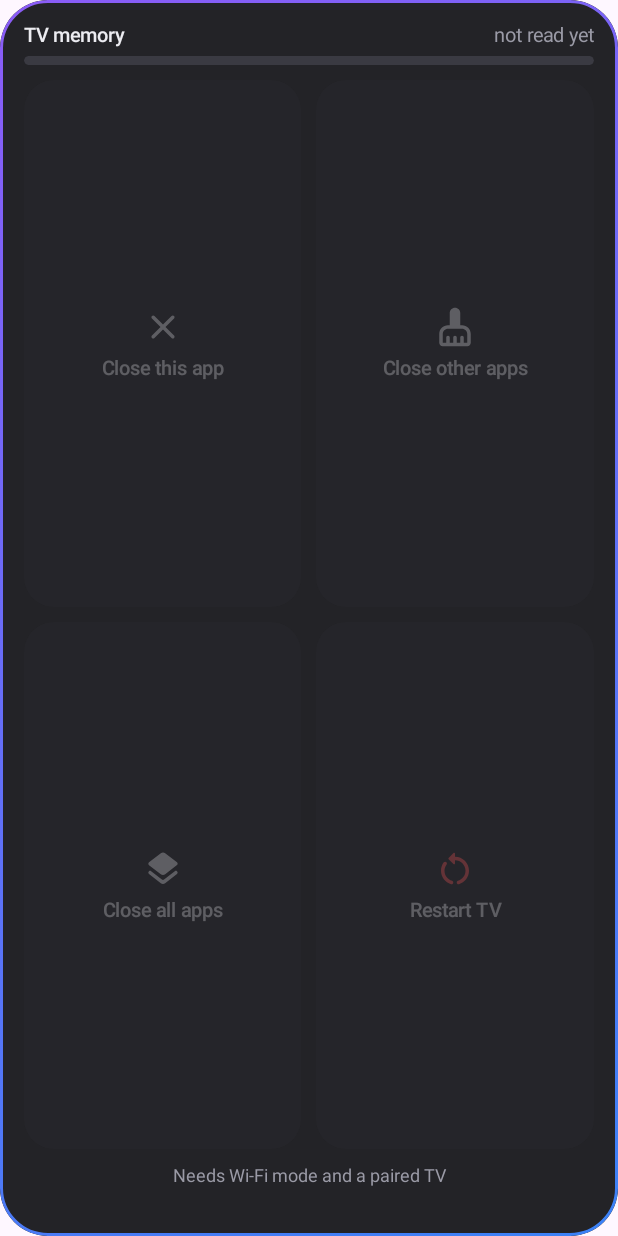
After one commit to sudomastery/tv-remote, an Android app built with Jetpack Compose: the composable AdvancedPanel shown on its own in the app's theme, on a phone screen of 412 x 824 dp. The commit adds this screen. Run offline under Robolectric (Android 15) with nearby library versions, the phone set to English and light mode, and no system bars.

Commit message:
Replace touchpad with advanced app controls over ADB
- Advanced tab: close the app on screen, close other apps (keeps the
  current one and frees RAM), close all apps, restart TV, with a live
  free-memory readout
- TvAdb in the library, using dadb for the ADB protocol. Only user-facing
  apps that are running are closed; the launcher, keyboard and TCL,
  Android and Google system components are never touched
- Foreground detection handles Android 11 and newer field names, and
  close-others refuses to run if it can't tell what's on screen
- CLI: adb memory, close-current, close-others, close-all

```diff
--- /dev/null
+++ b/app/src/main/kotlin/com/sudomastery/tvremote/ui/AdvancedPanel.kt
@@ -0,0 +1,173 @@
+package com.sudomastery.tvremote.ui
+
+import androidx.compose.foundation.background
+import androidx.compose.foundation.border
+import androidx.compose.foundation.clickable
+import androidx.compose.foundation.layout.Arrangement
+import androidx.compose.foundation.layout.Box
+import androidx.compose.foundation.layout.Column
+import androidx.compose.foundation.layout.Row
+import androidx.compose.foundation.layout.Spacer
+import androidx.compose.foundation.layout.fillMaxHeight
+import androidx.compose.foundation.layout.fillMaxSize
+import androidx.compose.foundation.layout.fillMaxWidth
+import androidx.compose.foundation.layout.height
+import androidx.compose.foundation.layout.padding
+import androidx.compose.foundation.layout.size
+import androidx.compose.foundation.shape.RoundedCornerShape
+import androidx.compose.material.icons.Icons
+import androidx.compose.material.icons.rounded.CleaningServices
+import androidx.compose.material.icons.rounded.Close
+import androidx.compose.material.icons.rounded.Layers
+import androidx.compose.material.icons.rounded.RestartAlt
+import androidx.compose.material3.Button
+import androidx.compose.material3.ButtonDefaults
+import androidx.compose.material3.CircularProgressIndicator
+import androidx.compose.material3.Icon
+import androidx.compose.material3.LinearProgressIndicator
+import androidx.compose.material3.LocalContentColor
+import androidx.compose.material3.Text
+import androidx.compose.material3.TextButton
+import androidx.compose.runtime.Composable
+import androidx.compose.runtime.CompositionLocalProvider
+import androidx.compose.runtime.getValue
+import androidx.compose.runtime.mutableStateOf
+import androidx.compose.runtime.remember
+import androidx.compose.runtime.setValue
+import androidx.compose.ui.Alignment
+import androidx.compose.ui.Modifier
+import androidx.compose.ui.draw.alpha
+import androidx.compose.ui.draw.clip
+import androidx.compose.ui.graphics.Color
+import androidx.compose.ui.graphics.vector.ImageVector
+import androidx.compose.ui.text.font.FontWeight
+import androidx.compose.ui.text.style.TextAlign
+import androidx.compose.ui.unit.dp
+import androidx.compose.ui.unit.sp
+import androidx.compose.ui.window.Dialog
+import com.sudomastery.tvremote.AdvancedState
+import com.sudomastery.tvremote.TvAction
+
+/**
+ * App management that the remote protocol can't do, sent over network ADB: close the app on
+ * screen, clear out everything else to free memory, or restart the TV.
+ */
+@Composable
+fun AdvancedPanel(state: AdvancedState, enabled: Boolean, onAction: (TvAction) -> Unit, modifier: Modifier = Modifier) {
+    val haptic = LocalHaptic.current
+    var confirmRestart by remember { mutableStateOf(false) }
+    Column(
+        modifier
+            .clip(RoundedCornerShape(32.dp))
+            .background(Palette.surface)
+            .border(1.5.dp, Palette.accent, RoundedCornerShape(32.dp))
+            .padding(16.dp),
+        verticalArrangement = Arrangement.spacedBy(10.dp),
+    ) {
+        MemoryBar(state)
+        Row(Modifier.weight(1f), horizontalArrangement = Arrangement.spacedBy(10.dp)) {
+            ActionTile(Icons.Rounded.Close, "Close this app", TvAction.CLOSE_CURRENT, state, enabled, Modifier.weight(1f)) { haptic(); onAction(it) }
+            ActionTile(Icons.Rounded.CleaningServices, "Close other apps", TvAction.CLOSE_OTHERS, state, enabled, Modifier.weight(1f)) { haptic(); onAction(it) }
+        }
+        Row(Modifier.weight(1f), horizontalArrangement = Arrangement.spacedBy(10.dp)) {
+            ActionTile(Icons.Rounded.Layers, "Close all apps", TvAction.CLOSE_ALL, state, enabled, Modifier.weight(1f)) { haptic(); onAction(it) }
+            ActionTile(Icons.Rounded.RestartAlt, "Restart TV", TvAction.RESTART, state, enabled, Modifier.weight(1f)) { haptic(); confirmRestart = true }
+        }
+        Text(
+            state.message ?: if (enabled) "Close other apps before starting something heavy to free RAM" else "Needs Wi-Fi mode and a paired TV",
+            color = if (state.error) Palette.amber else Palette.muted,
+            fontSize = 12.sp,
+            lineHeight = 15.sp,
+            textAlign = TextAlign.Center,
+            maxLines = 2,
+            modifier = Modifier.fillMaxWidth().height(32.dp),
+        )
+    }
+    if (confirmRestart) {
+        ConfirmDialog(
+            title = "Restart the TV?",
+            body = "Everything on the TV closes and it reboots. It takes about a minute to come back.",
+            confirm = "Restart",
+            onConfirm = { confirmRestart = false; onAction(TvAction.RESTART) },
+            onDismiss = { confirmRestart = false },
+        )
+    }
+}
+
+@Composable
+private fun MemoryBar(state: AdvancedState) {
+    val memory = state.memory
+    Column {
+        Row(verticalAlignment = Alignment.CenterVertically) {
+            Text("TV memory", color = Palette.onSurface, fontSize = 13.sp, fontWeight = FontWeight.Medium, modifier = Modifier.weight(1f))
+            Text(
+                if (memory != null) "${memory.availableKb / 1024} MB free of ${memory.totalKb / 1024}" else "not read yet",
+                color = Palette.muted,
+                fontSize = 13.sp,
+            )
+        }
+        Spacer(Modifier.height(6.dp))
+        LinearProgressIndicator(
+            progress = { if (memory != null && memory.totalKb > 0) 1f - memory.availableKb.toFloat() / memory.totalKb else 0f },
+            modifier = Modifier.fillMaxWidth().height(6.dp).clip(RoundedCornerShape(50)),
+            color = Palette.violet,
+            trackColor = Palette.pressed,
+            drawStopIndicator = {},
+        )
+    }
+}
+
+@Composable
+private fun ActionTile(
+    icon: ImageVector,
+    title: String,
+    action: TvAction,
+    state: AdvancedState,
+    enabled: Boolean,
+    modifier: Modifier,
+    onClick: (TvAction) -> Unit,
+) {
+    val busy = state.busy == action
+    val usable = enabled && state.busy == null
+    Column(
+        modifier
+            .fillMaxHeight()
+            .alpha(if (enabled && (state.busy == null || busy)) 1f else DISABLED_ALPHA)
+            .clip(RoundedCornerShape(20.dp))
+            .background(Palette.surfaceHigh)
+            .then(if (usable) Modifier.clickable { onClick(action) } else Modifier)
+            .padding(horizontal = 8.dp, vertical = 6.dp),
+        horizontalAlignment = Alignment.CenterHorizontally,
+        verticalArrangement = Arrangement.Center,
+    ) {
+        Box(Modifier.size(28.dp), contentAlignment = Alignment.Center) {
+            if (busy) {
+                CircularProgressIndicator(Modifier.size(22.dp), color = Palette.violet, strokeWidth = 2.dp)
+            } else {
+                Icon(icon, null, tint = if (action == TvAction.RESTART) Palette.red else Palette.onSurface, modifier = Modifier.fillMaxSize())
+            }
+        }
+        Spacer(Modifier.height(6.dp))
+        Text(title, color = Palette.onSurface, fontSize = 13.sp, lineHeight = 16.sp, fontWeight = FontWeight.SemiBold, textAlign = TextAlign.Center, maxLines = 2)
+    }
+}
+
+@Composable
+private fun ConfirmDialog(title: String, body: String, confirm: String, onConfirm: () -> Unit, onDismiss: () -> Unit) {
+    Dialog(onDismissRequest = onDismiss) {
+        CompositionLocalProvider(LocalContentColor provides Palette.onSurface) {
+            Column(
+                Modifier.fillMaxWidth().clip(RoundedCornerShape(28.dp)).background(Palette.surface).padding(24.dp),
+            ) {
+                Text(title, fontSize = 20.sp, fontWeight = FontWeight.SemiBold)
+                Spacer(Modifier.height(10.dp))
+                Text(body, color = Palette.muted, fontSize = 15.sp)
+                Spacer(Modifier.height(20.dp))
+                Row(Modifier.fillMaxWidth(), horizontalArrangement = Arrangement.spacedBy(8.dp, Alignment.End)) {
+                    TextButton(onClick = onDismiss) { Text("Cancel", color = Palette.muted) }
+                    Button(onClick = onConfirm, colors = ButtonDefaults.buttonColors(containerColor = Palette.red, contentColor = Color.White)) { Text(confirm) }
+                }
+            }
+        }
+    }
+}
--- a/atvremote/build.gradle.kts
+++ b/atvremote/build.gradle.kts
@@ -17,6 +17,7 @@ kotlin {
 dependencies {
     api(libs.protobuf.javalite)
     api(libs.coroutines.core)
+    implementation(libs.dadb)
     testImplementation(libs.junit)
     testImplementation(kotlin("test"))
 }
--- a/gradle/libs.versions.toml
+++ b/gradle/libs.versions.toml
@@ -11,6 +11,7 @@ compose-ui = "1.9.2"
 material3 = "1.4.0"
 material-icons = "1.7.8"
 junit = "4.13.2"
+dadb = "1.2.10"
 
 [libraries]
 protobuf-javalite = { module = "com.google.protobuf:protobuf-javalite", version.ref = "protobuf" }
@@ -27,6 +28,7 @@ compose-material3 = { module = "androidx.compose.material3:material3", version.r
 compose-material-icons = { module = "androidx.compose.material:material-icons-extended", version.ref = "material-icons" }
 compose-ui-tooling-preview = { module = "androidx.compose.ui:ui-tooling-preview", version.ref = "compose-ui" }
 compose-ui-tooling = { module = "androidx.compose.ui:ui-tooling", version.ref = "compose-ui" }
+dadb = { module = "dev.mobile:dadb", version.ref = "dadb" }
 junit = { module = "junit:junit", version.ref = "junit" }
 
 [plugins]
```
Also changed, not shown: app/src/main/kotlin/com/sudomastery/tvremote/RemoteViewModel.kt (+72 -0 lines), app/src/main/kotlin/com/sudomastery/tvremote/ui/Controls.kt (+0 -56 lines), app/src/main/kotlin/com/sudomastery/tvremote/ui/RemoteScreen.kt (+7 -5 lines), atvremote/src/main/kotlin/com/sudomastery/atv/adb/TvAdb.kt (added, +136 -0 lines), 1 other file.
